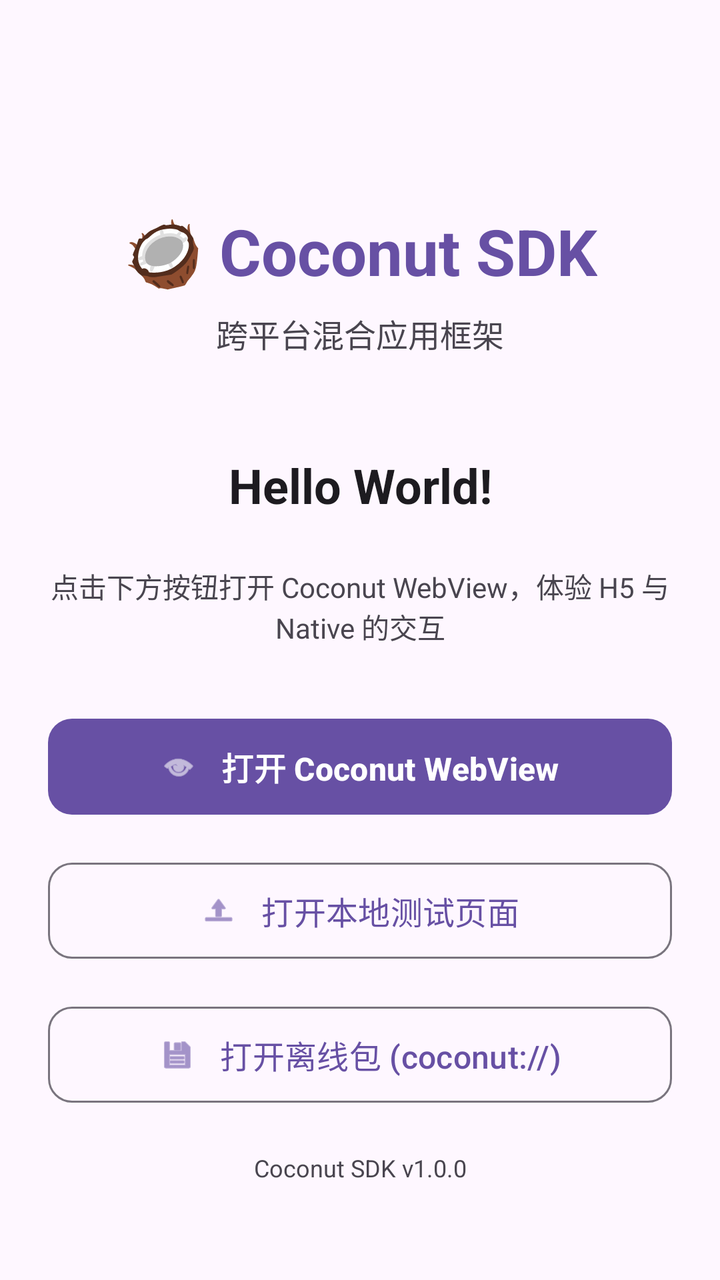
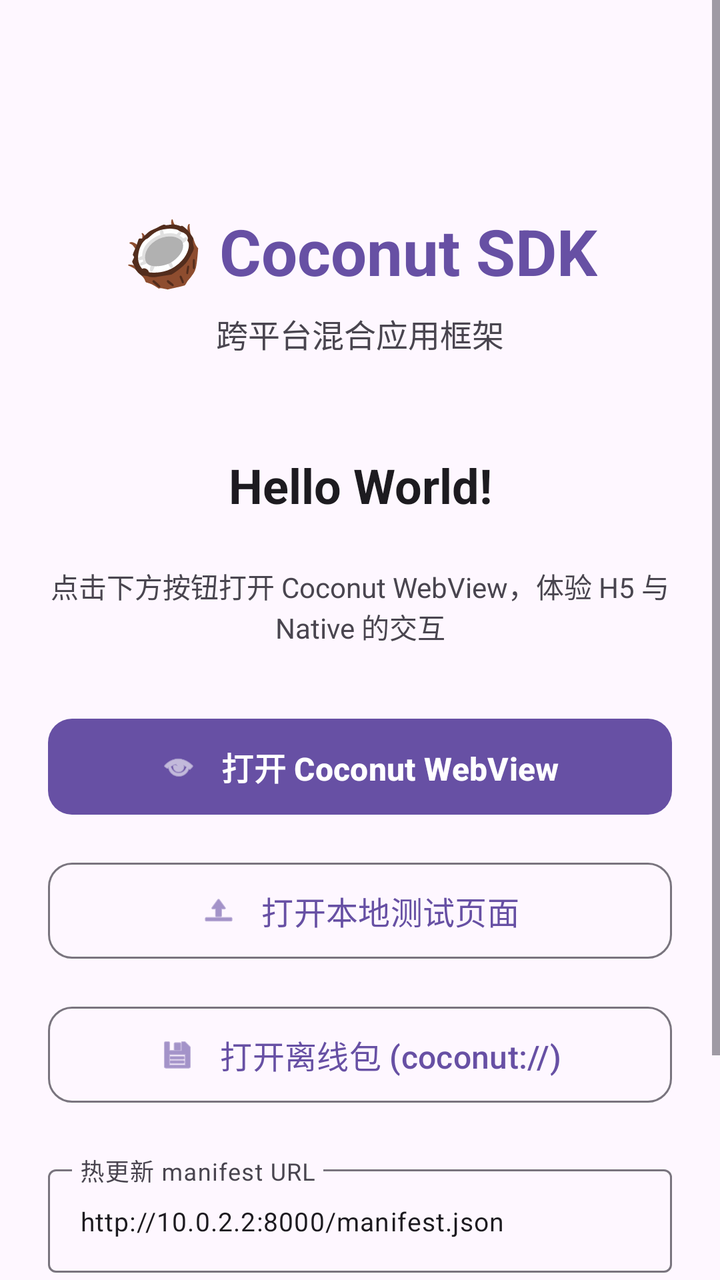

Two renders of the same Android screen: before a commit and after it. Below are the layout's source before the change and the commit's diff.
<!-- AndroidManifest.xml: application theme Theme.AndroidWebBox -->
<!-- res/layout/activity_main.xml -->
<?xml version="1.0" encoding="utf-8"?>
<androidx.constraintlayout.widget.ConstraintLayout
    xmlns:android="http://schemas.android.com/apk/res/android"
    xmlns:app="http://schemas.android.com/apk/res-auto"
    xmlns:tools="http://schemas.android.com/tools"
    android:layout_width="match_parent"
    android:layout_height="match_parent"
    android:padding="24dp"
    tools:context=".MainActivity">

    
    <TextView
        android:id="@+id/tvTitle"
        android:layout_width="wrap_content"
        android:layout_height="wrap_content"
        android:text="🥥 Coconut SDK"
        android:textSize="32sp"
        android:textStyle="bold"
        android:textColor="?attr/colorPrimary"
        app:layout_constraintEnd_toEndOf="parent"
        app:layout_constraintStart_toStartOf="parent"
        app:layout_constraintTop_toTopOf="parent"
        android:layout_marginTop="80dp" />

    
    <TextView
        android:id="@+id/tvSubtitle"
        android:layout_width="wrap_content"
        android:layout_height="wrap_content"
        android:text="跨平台混合应用框架"
        android:textSize="16sp"
        android:textColor="?attr/colorOnSurfaceVariant"
        app:layout_constraintEnd_toEndOf="parent"
        app:layout_constraintStart_toStartOf="parent"
        app:layout_constraintTop_toBottomOf="@id/tvTitle"
        android:layout_marginTop="8dp" />

    
    <TextView
        android:id="@+id/tvHello"
        android:layout_width="wrap_content"
        android:layout_height="wrap_content"
        android:text="Hello World!"
        android:textSize="24sp"
        android:textStyle="bold"
        android:textColor="?attr/colorOnSurface"
        app:layout_constraintEnd_toEndOf="parent"
        app:layout_constraintStart_toStartOf="parent"
        app:layout_constraintTop_toBottomOf="@id/tvSubtitle"
        android:layout_marginTop="48dp" />

    
    <TextView
        android:id="@+id/tvDescription"
        android:layout_width="0dp"
        android:layout_height="wrap_content"
        android:text="点击下方按钮打开 Coconut WebView，体验 H5 与 Native 的交互"
        android:textSize="14sp"
        android:textColor="?attr/colorOnSurfaceVariant"
        android:gravity="center"
        app:layout_constraintEnd_toEndOf="parent"
        app:layout_constraintStart_toStartOf="parent"
        app:layout_constraintTop_toBottomOf="@id/tvHello"
        android:layout_marginTop="24dp" />

    
    <com.google.android.material.button.MaterialButton
        android:id="@+id/btnOpenWebView"
        android:layout_width="0dp"
        android:layout_height="56dp"
        android:text="打开 Coconut WebView"
        android:textSize="16sp"
        android:textStyle="bold"
        app:icon="@android:drawable/ic_menu_view"
        app:iconGravity="textStart"
        app:iconPadding="12dp"
        app:layout_constraintEnd_toEndOf="parent"
        app:layout_constraintStart_toStartOf="parent"
        app:layout_constraintTop_toBottomOf="@id/tvDescription"
        android:layout_marginTop="32dp"
        app:cornerRadius="12dp" />

    
    <com.google.android.material.button.MaterialButton
        android:id="@+id/btnOpenLocal"
        android:layout_width="0dp"
        android:layout_height="56dp"
        android:text="打开本地测试页面"
        android:textSize="16sp"
        app:icon="@android:drawable/ic_menu_upload"
        app:iconGravity="textStart"
        app:iconPadding="12dp"
        app:layout_constraintEnd_toEndOf="parent"
        app:layout_constraintStart_toStartOf="parent"
        app:layout_constraintTop_toBottomOf="@id/btnOpenWebView"
        android:layout_marginTop="16dp"
        style="@style/Widget.Material3.Button.OutlinedButton"
        app:cornerRadius="12dp" />

    
    <com.google.android.material.button.MaterialButton
        android:id="@+id/btnOpenOfflinePackage"
        android:layout_width="0dp"
        android:layout_height="56dp"
        android:text="打开离线包 (coconut://)"
        android:textSize="16sp"
        app:icon="@android:drawable/ic_menu_save"
        app:iconGravity="textStart"
        app:iconPadding="12dp"
        app:layout_constraintEnd_toEndOf="parent"
        app:layout_constraintStart_toStartOf="parent"
        app:layout_constraintTop_toBottomOf="@id/btnOpenLocal"
        android:layout_marginTop="16dp"
        style="@style/Widget.Material3.Button.OutlinedButton"
        app:cornerRadius="12dp" />

    
    <TextView
        android:id="@+id/tvVersion"
        android:layout_width="wrap_content"
        android:layout_height="wrap_content"
        android:text="Coconut SDK v1.0.0"
        android:textSize="12sp"
        android:textColor="?attr/colorOnSurfaceVariant"
        app:layout_constraintEnd_toEndOf="parent"
        app:layout_constraintStart_toStartOf="parent"
        app:layout_constraintBottom_toBottomOf="parent"
        android:layout_marginBottom="24dp" />

</androidx.constraintlayout.widget.ConstraintLayout>
<!-- resources referenced by this layout -->
<resources>
  <style name="Theme.AndroidWebBox" parent="Base.Theme.AndroidWebBox" />
  <style name="Base.Theme.AndroidWebBox" parent="Theme.Material3.DayNight.NoActionBar">
          
          
      </style>
</resources>

<!-- the commit's change to res/layout/activity_main.xml (unified diff, before → after) -->
@@ -1,10 +1,15 @@
 <?xml version="1.0" encoding="utf-8"?>
-<androidx.constraintlayout.widget.ConstraintLayout
+<ScrollView
     xmlns:android="http://schemas.android.com/apk/res/android"
-    xmlns:app="http://schemas.android.com/apk/res-auto"
     xmlns:tools="http://schemas.android.com/tools"
     android:layout_width="match_parent"
     android:layout_height="match_parent"
+    android:fillViewport="true">
+
+<androidx.constraintlayout.widget.ConstraintLayout
+    xmlns:app="http://schemas.android.com/apk/res-auto"
+    android:layout_width="match_parent"
+    android:layout_height="wrap_content"
     android:padding="24dp"
     tools:context=".MainActivity">
 
@@ -115,6 +120,61 @@
         app:cornerRadius="12dp" />
 
     
+    <com.google.android.material.textfield.TextInputLayout
+        android:id="@+id/tilManifestUrl"
+        style="@style/Widget.Material3.TextInputLayout.OutlinedBox"
+        android:layout_width="0dp"
+        android:layout_height="wrap_content"
+        android:hint="热更新 manifest URL"
+        app:layout_constraintEnd_toEndOf="parent"
+        app:layout_constraintStart_toStartOf="parent"
+        app:layout_constraintTop_toBottomOf="@id/btnOpenOfflinePackage"
+        android:layout_marginTop="24dp">
+
+        <com.google.android.material.textfield.TextInputEditText
+            android:id="@+id/etManifestUrl"
+            android:layout_width="match_parent"
+            android:layout_height="wrap_content"
+            android:inputType="textUri"
+            android:text="http://10.0.2.2:8000/manifest.json"
+            android:textSize="13sp" />
+    </com.google.android.material.textfield.TextInputLayout>
+
+    
+    <com.google.android.material.button.MaterialButton
+        android:id="@+id/btnCheckUpdate"
+        android:layout_width="0dp"
+        android:layout_height="48dp"
+        android:text="检查热更新"
+        android:textSize="14sp"
+        app:icon="@android:drawable/stat_sys_download"
+        app:iconGravity="textStart"
+        app:iconPadding="8dp"
+        app:layout_constraintEnd_toEndOf="parent"
+        app:layout_constraintStart_toStartOf="parent"
+        app:layout_constraintTop_toBottomOf="@id/tilManifestUrl"
+        android:layout_marginTop="12dp"
+        style="@style/Widget.Material3.Button.TonalButton"
+        app:cornerRadius="12dp" />
+
+    
+    <com.google.android.material.button.MaterialButton
+        android:id="@+id/btnRollback"
+        android:layout_width="0dp"
+        android:layout_height="48dp"
+        android:text="回滚到内置版本"
+        android:textSize="14sp"
+        app:icon="@android:drawable/ic_menu_revert"
+        app:iconGravity="textStart"
+        app:iconPadding="8dp"
+        app:layout_constraintEnd_toEndOf="parent"
+        app:layout_constraintStart_toStartOf="parent"
+        app:layout_constraintTop_toBottomOf="@id/btnCheckUpdate"
+        android:layout_marginTop="8dp"
+        style="@style/Widget.Material3.Button.TextButton"
+        app:cornerRadius="12dp" />
+
+    
     <TextView
         android:id="@+id/tvVersion"
         android:layout_width="wrap_content"
@@ -128,3 +188,5 @@
         android:layout_marginBottom="24dp" />
 
 </androidx.constraintlayout.widget.ConstraintLayout>
+
+</ScrollView>
